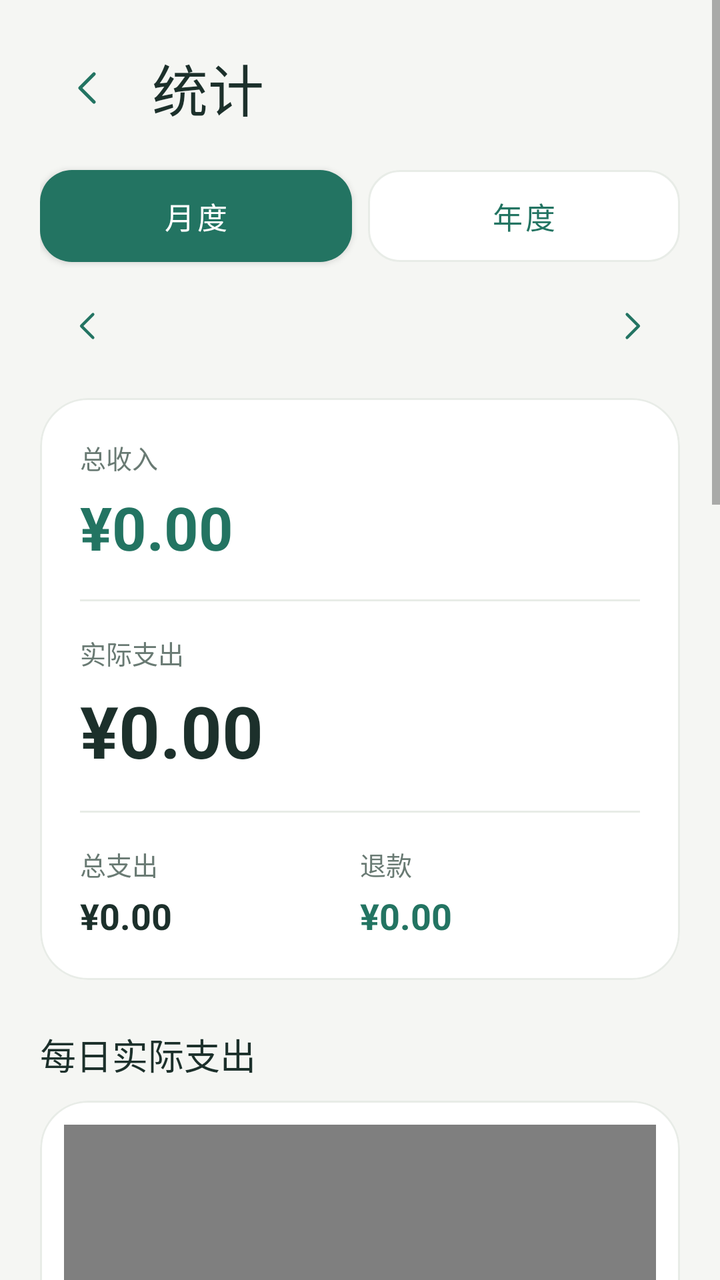
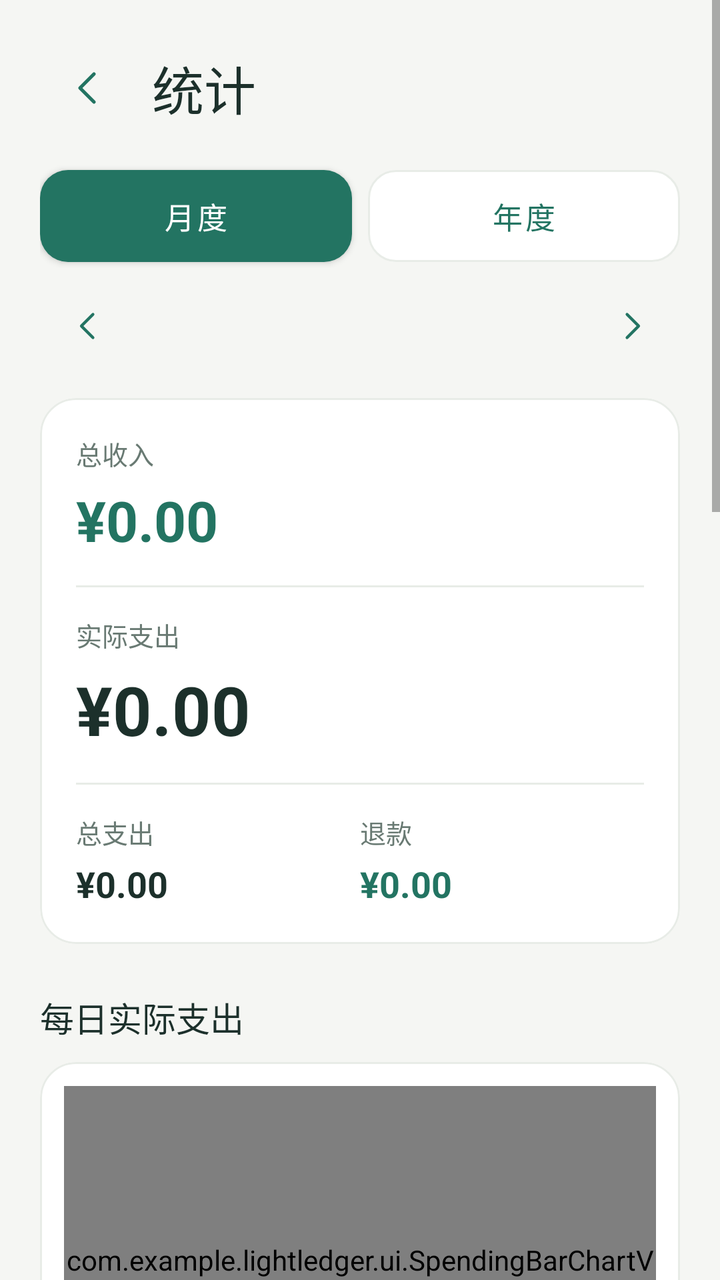

The first picture is an Android layout as it rendered before a commit; the second is the same layout after the commit. The layout source and the unified diff follow.
<!-- AndroidManifest.xml: application theme Theme.LightLedger -->
<!-- res/layout/fragment_statistics.xml -->
<?xml version="1.0" encoding="utf-8"?>
<ScrollView xmlns:android="http://schemas.android.com/apk/res/android" xmlns:app="http://schemas.android.com/apk/res-auto" android:layout_width="match_parent" android:layout_height="match_parent" android:background="?attr/ledgerBackground">
    <LinearLayout android:layout_width="match_parent" android:layout_height="wrap_content" android:orientation="vertical" android:padding="@dimen/ledger_page_gutter">
        <LinearLayout android:layout_width="match_parent" android:layout_height="wrap_content" android:gravity="center_vertical" android:layout_marginBottom="14dp">
            <com.google.android.material.button.MaterialButton android:id="@+id/statisticsBack" style="@style/LedgerTextButton" android:layout_width="48dp" android:layout_height="48dp" android:contentDescription="返回首页" android:padding="0dp" android:minWidth="0dp" app:icon="@drawable/ic_arrow_left" app:iconPadding="0dp" app:iconGravity="textStart" app:iconSize="24dp" />
            <TextView style="@style/LedgerPageTitle" android:layout_width="0dp" android:layout_height="wrap_content" android:layout_weight="1" android:layout_marginStart="8dp" android:text="统计" />
        </LinearLayout>
        <LinearLayout android:layout_width="match_parent" android:layout_height="wrap_content" android:orientation="horizontal">
            <com.google.android.material.button.MaterialButton android:id="@+id/monthMode" style="@style/LedgerButton" android:layout_width="0dp" android:layout_height="wrap_content" android:layout_weight="1" android:text="月度" />
            <com.google.android.material.button.MaterialButton android:id="@+id/yearMode" style="@style/LedgerOutlineButton" android:layout_width="0dp" android:layout_height="wrap_content" android:layout_marginStart="8dp" android:layout_weight="1" android:text="年度" />
        </LinearLayout>
        <LinearLayout android:layout_width="match_parent" android:layout_height="wrap_content" android:layout_marginTop="5dp" android:layout_marginBottom="12dp" android:gravity="center_vertical" android:orientation="horizontal">
            <com.google.android.material.button.MaterialButton android:id="@+id/previousPeriod" style="@style/LedgerTextButton" android:layout_width="48dp" android:layout_height="48dp" android:contentDescription="上一期" android:padding="0dp" android:minWidth="0dp" app:icon="@drawable/ic_arrow_left" app:iconPadding="0dp" app:iconGravity="textStart" app:iconSize="20dp" />
            <TextView android:id="@+id/periodLabel" android:minHeight="48dp" android:clickable="true" android:focusable="true" android:background="?attr/selectableItemBackground" android:contentDescription="选择年份和月份" style="@style/LedgerSectionTitle" android:layout_width="0dp" android:layout_height="wrap_content" android:layout_weight="1" android:gravity="center" />
            <com.google.android.material.button.MaterialButton android:id="@+id/nextPeriod" style="@style/LedgerTextButton" android:layout_width="48dp" android:layout_height="48dp" android:contentDescription="下一期" android:padding="0dp" android:minWidth="0dp" app:icon="@drawable/ic_arrow" app:iconPadding="0dp" app:iconGravity="textStart" app:iconSize="20dp" />
        </LinearLayout>
        <com.google.android.material.card.MaterialCardView style="@style/LedgerCard" android:layout_width="match_parent" android:layout_height="wrap_content">
            <LinearLayout android:layout_width="match_parent" android:layout_height="wrap_content" android:orientation="vertical" android:padding="20dp">
                <TextView style="@style/LedgerCaption" android:layout_width="match_parent" android:layout_height="wrap_content" android:text="总收入" />
                <TextView android:id="@+id/income" android:layout_width="match_parent" android:layout_height="wrap_content" android:layout_marginTop="5dp" android:text="¥0.00" android:textColor="?attr/colorPrimary" android:textSize="30sp" app:autoSizeTextType="uniform" app:autoSizeMinTextSize="20sp" app:autoSizeMaxTextSize="30sp" android:maxLines="1" android:textStyle="bold" />
                <View android:layout_width="match_parent" android:layout_height="1dp" android:layout_marginVertical="16dp" android:background="?attr/ledgerBorder" />
                <TextView style="@style/LedgerCaption" android:layout_width="match_parent" android:layout_height="wrap_content" android:text="实际支出" />
                <TextView android:id="@+id/netExpense" android:layout_width="match_parent" android:layout_height="wrap_content" android:layout_marginTop="5dp" android:text="¥0.00" android:textColor="?attr/colorOnSurface" android:textSize="36sp" app:autoSizeTextType="uniform" app:autoSizeMinTextSize="22sp" app:autoSizeMaxTextSize="36sp" android:maxLines="1" android:textStyle="bold" />
                <View android:layout_width="match_parent" android:layout_height="1dp" android:layout_marginVertical="16dp" android:background="?attr/ledgerBorder" />
                <LinearLayout android:layout_width="match_parent" android:layout_height="wrap_content" android:orientation="horizontal">
                    <LinearLayout android:layout_width="0dp" android:layout_height="wrap_content" android:layout_weight="1" android:orientation="vertical">
                        <TextView style="@style/LedgerCaption" android:layout_width="match_parent" android:layout_height="wrap_content" android:text="总支出" />
                        <TextView android:id="@+id/expense" android:layout_width="match_parent" android:layout_height="wrap_content" android:layout_marginTop="4dp" android:text="¥0.00" android:textColor="?attr/colorOnSurface" android:textSize="18sp" android:textStyle="bold" />
                    </LinearLayout>
                    <LinearLayout android:layout_width="0dp" android:layout_height="wrap_content" android:layout_weight="1" android:orientation="vertical">
                        <TextView style="@style/LedgerCaption" android:layout_width="match_parent" android:layout_height="wrap_content" android:text="退款" />
                        <TextView android:id="@+id/refund" android:layout_width="match_parent" android:layout_height="wrap_content" android:layout_marginTop="4dp" android:text="¥0.00" android:textColor="?attr/colorPrimary" android:textSize="18sp" android:textStyle="bold" />
                    </LinearLayout>
                </LinearLayout>
                <TextView android:id="@+id/averageLabel" style="@style/LedgerCaption" android:layout_width="match_parent" android:layout_height="wrap_content" android:layout_marginTop="16dp" android:text="月均实际支出" android:visibility="gone" />
                <TextView android:id="@+id/average" android:layout_width="match_parent" android:layout_height="wrap_content" android:text="¥0.00" android:textColor="?attr/colorOnSurface" android:textSize="18sp" android:visibility="gone" />
            </LinearLayout>
        </com.google.android.material.card.MaterialCardView>
        <TextView android:id="@+id/trendLabel" style="@style/LedgerSectionTitle" android:layout_width="match_parent" android:layout_height="wrap_content" android:layout_marginTop="24dp" android:layout_marginBottom="10dp" android:text="每日实际支出" />
        <com.google.android.material.card.MaterialCardView style="@style/LedgerCard" android:layout_width="match_parent" android:layout_height="wrap_content">
            <com.example.lightledger.ui.SpendingBarChartView android:id="@+id/spendingChart" android:layout_width="match_parent" android:layout_height="190dp" android:layout_margin="12dp" />
        </com.google.android.material.card.MaterialCardView>
        <TextView style="@style/LedgerSectionTitle" android:layout_width="match_parent" android:layout_height="wrap_content" android:layout_marginTop="24dp" android:layout_marginBottom="10dp" android:text="分类收入" />
        <com.google.android.material.card.MaterialCardView style="@style/LedgerCard" android:layout_width="match_parent" android:layout_height="wrap_content">
            <LinearLayout android:layout_width="match_parent" android:layout_height="wrap_content" android:orientation="vertical" android:padding="16dp">
                <com.example.lightledger.ui.CategoryDonutView android:id="@+id/incomeDonut" android:layout_width="match_parent" android:layout_height="250dp" />
                <TextView style="@style/LedgerCaption" android:layout_width="match_parent" android:layout_height="wrap_content" android:gravity="center" android:text="点击圆环或分类查看收入明细" />
                <LinearLayout android:id="@+id/incomeLegend" android:layout_width="match_parent" android:layout_height="wrap_content" android:layout_marginTop="12dp" android:orientation="vertical" />
            </LinearLayout>
        </com.google.android.material.card.MaterialCardView>
        <TextView style="@style/LedgerSectionTitle" android:layout_width="match_parent" android:layout_height="wrap_content" android:layout_marginTop="24dp" android:layout_marginBottom="10dp" android:text="分类支出" />
        <com.google.android.material.card.MaterialCardView style="@style/LedgerCard" android:layout_width="match_parent" android:layout_height="wrap_content">
            <LinearLayout android:id="@+id/categoryContainer" android:layout_width="match_parent" android:layout_height="wrap_content" android:orientation="vertical" android:padding="16dp">
                <com.example.lightledger.ui.CategoryDonutView android:id="@+id/categoryDonut" android:layout_width="match_parent" android:layout_height="250dp" />
                <TextView style="@style/LedgerCaption" android:layout_width="match_parent" android:layout_height="wrap_content" android:gravity="center" android:text="点击圆环或分类查看明细 · 未扣退款" />
                <LinearLayout android:id="@+id/categoryLegend" android:layout_width="match_parent" android:layout_height="wrap_content" android:layout_marginTop="12dp" android:orientation="vertical" />
            </LinearLayout>
        </com.google.android.material.card.MaterialCardView>
        <TextView style="@style/LedgerSectionTitle" android:layout_width="match_parent" android:layout_height="wrap_content" android:layout_marginTop="24dp" android:layout_marginBottom="10dp" android:text="支付方式" />
        <com.google.android.material.card.MaterialCardView style="@style/LedgerCard" android:layout_width="match_parent" android:layout_height="wrap_content">
            <LinearLayout android:id="@+id/paymentContainer" android:layout_width="match_parent" android:layout_height="wrap_content" android:orientation="vertical" android:padding="16dp" />
        </com.google.android.material.card.MaterialCardView>
    </LinearLayout>
</ScrollView>
<!-- resources referenced by this layout -->
<resources>
  <dimen name="ledger_page_gutter">20dp</dimen>
  <!-- drawable ic_arrow (drawable) -->
  <vector xmlns:android="http://schemas.android.com/apk/res/android" android:width="24dp" android:height="24dp" android:viewportWidth="24" android:viewportHeight="24"><path android:pathData="M9,5 L16,12 L9,19" android:fillColor="@android:color/transparent" android:strokeColor="?attr/colorPrimary" android:strokeWidth="1.7" android:strokeLineCap="round" android:strokeLineJoin="round"/></vector>
  <style name="LedgerButton" parent="Widget.MaterialComponents.Button">
          <item name="cornerRadius">16dp</item><item name="android:minHeight">52dp</item><item name="android:textAllCaps">false</item>
          <item name="android:textSize">15sp</item><item name="android:fontFamily">sans-serif-medium</item><item name="android:paddingHorizontal">16dp</item>
          <item name="android:insetTop">3dp</item><item name="android:insetBottom">3dp</item>
      </style>
  <style name="LedgerCaption"><item name="android:textColor">?attr/ledgerMuted</item><item name="android:textSize">13sp</item><item name="android:lineSpacingExtra">3dp</item></style>
  <style name="LedgerCard" parent="Widget.MaterialComponents.CardView">
          <item name="cardCornerRadius">24dp</item><item name="cardElevation">0dp</item><item name="cardBackgroundColor">@color/white</item>
          <item name="strokeColor">?attr/ledgerBorder</item><item name="strokeWidth">1dp</item>
      </style>
  <style name="LedgerOutlineButton" parent="Widget.MaterialComponents.Button.OutlinedButton">
          <item name="cornerRadius">16dp</item><item name="android:minHeight">52dp</item><item name="android:textAllCaps">false</item>
          <item name="android:textSize">15sp</item><item name="strokeColor">?attr/ledgerBorder</item><item name="backgroundTint">@color/white</item>
          <item name="android:paddingHorizontal">16dp</item><item name="android:insetTop">3dp</item><item name="android:insetBottom">3dp</item>
      </style>
  <style name="LedgerPageTitle"><item name="android:textColor">?attr/colorOnSurface</item><item name="android:textSize">28sp</item><item name="android:fontFamily">sans-serif-medium</item></style>
  <style name="LedgerSectionTitle"><item name="android:textColor">?attr/colorOnSurface</item><item name="android:textSize">18sp</item><item name="android:fontFamily">sans-serif-medium</item></style>
  <style name="LedgerTextButton" parent="Widget.MaterialComponents.Button.TextButton">
          <item name="android:minHeight">48dp</item><item name="android:textAllCaps">false</item><item name="android:textSize">14sp</item><item name="cornerRadius">12dp</item>
      </style>
  <color name="white">#FFFFFF</color>
  <color name="ledger_teal">#237462</color>
  <color name="ledger_teal_dark">#184D40</color>
  <color name="ledger_ink">#1C302B</color>
  <color name="ledger_background">#F5F6F3</color>
  <color name="ledger_teal_soft">#E5F1EA</color>
  <color name="ledger_muted">#697A73</color>
  <color name="ledger_border">#E8ECE7</color>
  <style name="LedgerWindowAnimation" parent="android:style/Animation.Activity">
          <item name="android:activityOpenEnterAnimation">@null</item>
          <item name="android:activityOpenExitAnimation">@null</item>
          <item name="android:activityCloseEnterAnimation">@null</item>
          <item name="android:activityCloseExitAnimation">@null</item>
      </style>
  <style name="LedgerInput" parent="Widget.MaterialComponents.TextInputLayout.OutlinedBox">
          <item name="boxCornerRadiusTopStart">14dp</item><item name="boxCornerRadiusTopEnd">14dp</item><item name="boxCornerRadiusBottomStart">14dp</item><item name="boxCornerRadiusBottomEnd">14dp</item>
          <item name="boxBackgroundColor">@color/white</item><item name="boxStrokeColor">?attr/colorPrimary</item>
      </style>
  <!-- unchanged entries left out for length: 2 -->
</resources>

<!-- the commit's change to res/layout/fragment_statistics.xml (unified diff, before → after) -->
@@ -15,13 +15,13 @@
             <com.google.android.material.button.MaterialButton android:id="@+id/nextPeriod" style="@style/LedgerTextButton" android:layout_width="48dp" android:layout_height="48dp" android:contentDescription="下一期" android:padding="0dp" android:minWidth="0dp" app:icon="@drawable/ic_arrow" app:iconPadding="0dp" app:iconGravity="textStart" app:iconSize="20dp" />
         </LinearLayout>
         <com.google.android.material.card.MaterialCardView style="@style/LedgerCard" android:layout_width="match_parent" android:layout_height="wrap_content">
-            <LinearLayout android:layout_width="match_parent" android:layout_height="wrap_content" android:orientation="vertical" android:padding="20dp">
+            <LinearLayout android:layout_width="match_parent" android:layout_height="wrap_content" android:orientation="vertical" android:padding="18dp">
                 <TextView style="@style/LedgerCaption" android:layout_width="match_parent" android:layout_height="wrap_content" android:text="总收入" />
-                <TextView android:id="@+id/income" android:layout_width="match_parent" android:layout_height="wrap_content" android:layout_marginTop="5dp" android:text="¥0.00" android:textColor="?attr/colorPrimary" android:textSize="30sp" app:autoSizeTextType="uniform" app:autoSizeMinTextSize="20sp" app:autoSizeMaxTextSize="30sp" android:maxLines="1" android:textStyle="bold" />
-                <View android:layout_width="match_parent" android:layout_height="1dp" android:layout_marginVertical="16dp" android:background="?attr/ledgerBorder" />
+                <TextView android:id="@+id/income" android:layout_width="match_parent" android:layout_height="wrap_content" android:layout_marginTop="5dp" android:text="¥0.00" android:textColor="?attr/colorPrimary" android:textSize="28sp" android:fontFeatureSettings="tnum" app:autoSizeTextType="uniform" app:autoSizeMinTextSize="20sp" app:autoSizeMaxTextSize="28sp" android:maxLines="1" android:textStyle="bold" />
+                <View android:layout_width="match_parent" android:layout_height="1dp" android:layout_marginVertical="14dp" android:background="?attr/ledgerBorder" />
                 <TextView style="@style/LedgerCaption" android:layout_width="match_parent" android:layout_height="wrap_content" android:text="实际支出" />
-                <TextView android:id="@+id/netExpense" android:layout_width="match_parent" android:layout_height="wrap_content" android:layout_marginTop="5dp" android:text="¥0.00" android:textColor="?attr/colorOnSurface" android:textSize="36sp" app:autoSizeTextType="uniform" app:autoSizeMinTextSize="22sp" app:autoSizeMaxTextSize="36sp" android:maxLines="1" android:textStyle="bold" />
-                <View android:layout_width="match_parent" android:layout_height="1dp" android:layout_marginVertical="16dp" android:background="?attr/ledgerBorder" />
+                <TextView android:id="@+id/netExpense" android:layout_width="match_parent" android:layout_height="wrap_content" android:layout_marginTop="5dp" android:text="¥0.00" android:textColor="?attr/colorOnSurface" android:textSize="34sp" android:fontFeatureSettings="tnum" app:autoSizeTextType="uniform" app:autoSizeMinTextSize="22sp" app:autoSizeMaxTextSize="34sp" android:maxLines="1" android:textStyle="bold" />
+                <View android:layout_width="match_parent" android:layout_height="1dp" android:layout_marginVertical="14dp" android:background="?attr/ledgerBorder" />
                 <LinearLayout android:layout_width="match_parent" android:layout_height="wrap_content" android:orientation="horizontal">
                     <LinearLayout android:layout_width="0dp" android:layout_height="wrap_content" android:layout_weight="1" android:orientation="vertical">
                         <TextView style="@style/LedgerCaption" android:layout_width="match_parent" android:layout_height="wrap_content" android:text="总支出" />
<!-- resource entries referenced after the edit -->
@@ -4,22 +4,22 @@
   <!-- drawable ic_arrow (drawable) -->
   <vector xmlns:android="http://schemas.android.com/apk/res/android" android:width="24dp" android:height="24dp" android:viewportWidth="24" android:viewportHeight="24"><path android:pathData="M9,5 L16,12 L9,19" android:fillColor="@android:color/transparent" android:strokeColor="?attr/colorPrimary" android:strokeWidth="1.7" android:strokeLineCap="round" android:strokeLineJoin="round"/></vector>
   <style name="LedgerButton" parent="Widget.MaterialComponents.Button">
-          <item name="cornerRadius">16dp</item><item name="android:minHeight">52dp</item><item name="android:textAllCaps">false</item>
+          <item name="cornerRadius">14dp</item><item name="android:minHeight">52dp</item><item name="android:textAllCaps">false</item>
           <item name="android:textSize">15sp</item><item name="android:fontFamily">sans-serif-medium</item><item name="android:paddingHorizontal">16dp</item>
           <item name="android:insetTop">3dp</item><item name="android:insetBottom">3dp</item>
       </style>
   <style name="LedgerCaption"><item name="android:textColor">?attr/ledgerMuted</item><item name="android:textSize">13sp</item><item name="android:lineSpacingExtra">3dp</item></style>
   <style name="LedgerCard" parent="Widget.MaterialComponents.CardView">
-          <item name="cardCornerRadius">24dp</item><item name="cardElevation">0dp</item><item name="cardBackgroundColor">@color/white</item>
+          <item name="cardCornerRadius">18dp</item><item name="cardElevation">0dp</item><item name="cardBackgroundColor">@color/white</item>
           <item name="strokeColor">?attr/ledgerBorder</item><item name="strokeWidth">1dp</item>
       </style>
   <style name="LedgerOutlineButton" parent="Widget.MaterialComponents.Button.OutlinedButton">
-          <item name="cornerRadius">16dp</item><item name="android:minHeight">52dp</item><item name="android:textAllCaps">false</item>
+          <item name="cornerRadius">14dp</item><item name="android:minHeight">52dp</item><item name="android:textAllCaps">false</item>
           <item name="android:textSize">15sp</item><item name="strokeColor">?attr/ledgerBorder</item><item name="backgroundTint">@color/white</item>
           <item name="android:paddingHorizontal">16dp</item><item name="android:insetTop">3dp</item><item name="android:insetBottom">3dp</item>
       </style>
-  <style name="LedgerPageTitle"><item name="android:textColor">?attr/colorOnSurface</item><item name="android:textSize">28sp</item><item name="android:fontFamily">sans-serif-medium</item></style>
-  <style name="LedgerSectionTitle"><item name="android:textColor">?attr/colorOnSurface</item><item name="android:textSize">18sp</item><item name="android:fontFamily">sans-serif-medium</item></style>
+  <style name="LedgerPageTitle"><item name="android:textColor">?attr/colorOnSurface</item><item name="android:textSize">26sp</item><item name="android:fontFamily">sans-serif-medium</item></style>
+  <style name="LedgerSectionTitle"><item name="android:textColor">?attr/colorOnSurface</item><item name="android:textSize">17sp</item><item name="android:fontFamily">sans-serif-medium</item></style>
   <style name="LedgerTextButton" parent="Widget.MaterialComponents.Button.TextButton">
           <item name="android:minHeight">48dp</item><item name="android:textAllCaps">false</item><item name="android:textSize">14sp</item><item name="cornerRadius">12dp</item>
       </style>
